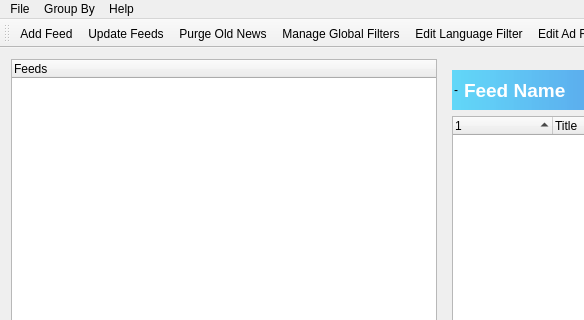
Before: the Qt Designer form PyRssReaderWindow.ui in redeyedvireo/PyRssReader, drawn with Qt 5; both pictures show x 0 to 584 and y 0 to 320 of the 915 by 744 pixel window.
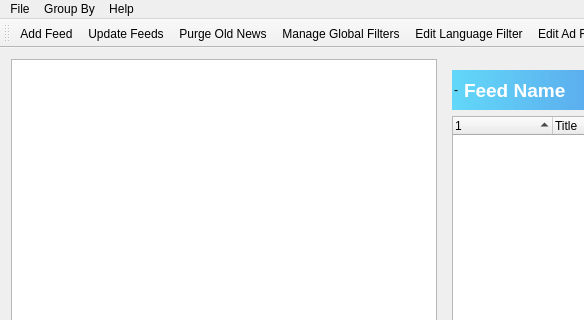
After: the same form once the commit is applied. Icons and pictures are not drawn.

Commit message: Add feed tree.

What changed in the file:
```diff
--- a/PyRssReaderWindow.ui
+++ b/PyRssReaderWindow.ui
@@ -34,9 +34,15 @@
        <property name="defaultDropAction">
         <enum>Qt::MoveAction</enum>
        </property>
+       <property name="rootIsDecorated">
+        <bool>false</bool>
+       </property>
        <property name="itemsExpandable">
         <bool>false</bool>
        </property>
+       <attribute name="headerVisible">
+        <bool>false</bool>
+       </attribute>
        <column>
         <property name="text">
          <string notr="true">Feeds</string>
```
The commit also changes 2 other files.
